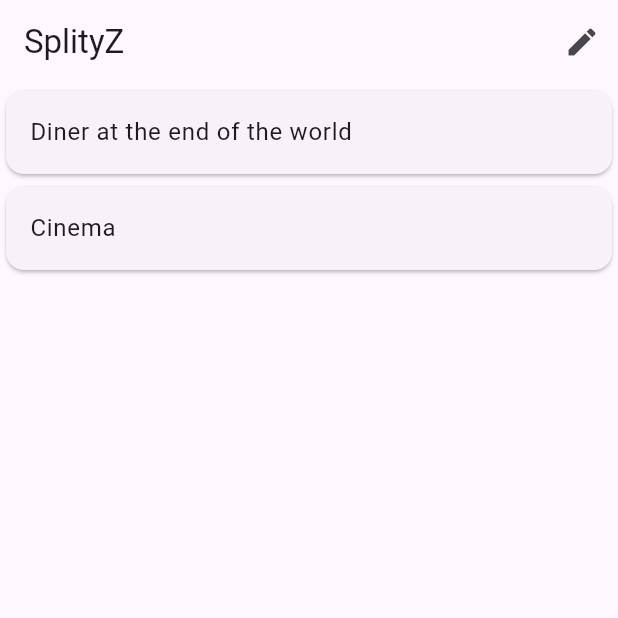
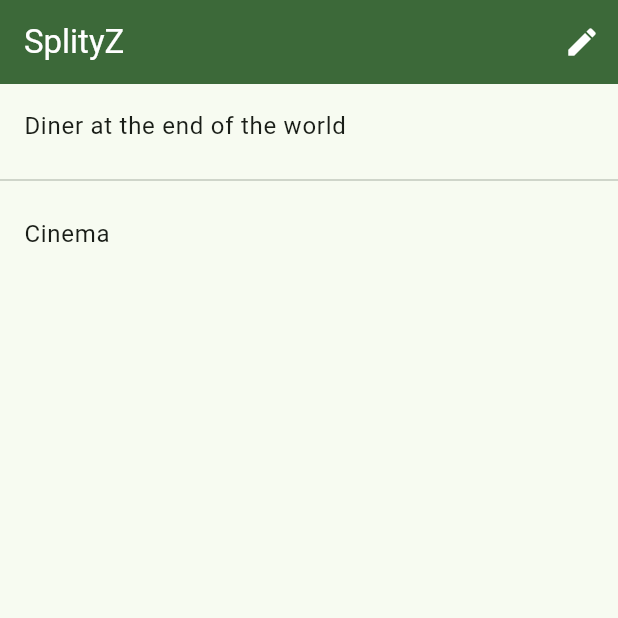
Before and after one commit to morphet81/splity-z, a Flutter app: the screen it shows after launch, on a phone screen of 412 x 824 dp, the top half of it. Run offline on Flutter 3.47's test engine with Material 3 defaults, Android fonts, the phone set to English and light mode, and no system bars; our stand-ins replace equatable, flutter_bloc, go_router, google_fonts; generated files the repository leaves out were written again.

Commit message:
Improve the look n feel on list page

```diff
--- a/lib/app.dart
+++ b/lib/app.dart
@@ -25,7 +25,10 @@ class App extends StatelessWidget {
         Locale('fr'),
       ],
       theme: ThemeData(
-        colorScheme: ColorScheme.fromSeed(seedColor: Colors.deepPurple),
+        colorScheme: ColorScheme.fromSeed(
+          seedColor: Colors.green.shade800,
+          // brightness: Brightness.dark,
+        ),
         useMaterial3: true,
         textTheme: TextTheme(
           displayLarge: const TextStyle(
@@ -55,7 +58,8 @@ class App extends StatelessWidget {
             path: '/split/:splitId',
             builder: (context, state) {
               String? paramSplitId = state.pathParameters['splitId'];
-              int? splitId = paramSplitId != null ? int.parse(paramSplitId) : null;
+              int? splitId =
+                  paramSplitId != null ? int.parse(paramSplitId) : null;
 
               if (splitId == null) {
                 return const ErrorPage();
--- a/lib/splits/view/splits_list.dart
+++ b/lib/splits/view/splits_list.dart
@@ -18,12 +18,15 @@ class _SplitsListState extends State<SplitsList> {
     return BlocBuilder<SplitBloc, SplitState>(
       builder: (context, state) {
         return Center(
-          child: ListView.builder(
+          child: ListView.separated(
             itemBuilder: (context, index) {
               return SplitsListItem(
                 isInEditMode: widget.isInEditMode,
                 split: state.splits[index],
               );
+            },
+            separatorBuilder: (context, index) {
+              return Divider();
             },
             itemCount: state.splits.length,
           ),
--- a/lib/splits/view/splits_page.dart
+++ b/lib/splits/view/splits_page.dart
@@ -24,10 +24,17 @@ class _SplitsListState extends State<SplitsPage> {
   Widget build(BuildContext context) {
     return Scaffold(
       appBar: AppBar(
-        title: Text(AppLocalizations.of(context)!.appName),
+        title: Text(AppLocalizations.of(context)!.appName,
+            style: Theme.of(context).textTheme.titleLarge!.copyWith(
+                  color: Theme.of(context).colorScheme.onPrimary,
+                )),
+        backgroundColor: Theme.of(context).primaryColor,
         actions: [
           IconButton(
-            icon: Icon(_isInEditMode ? Icons.done : Icons.edit),
+            icon: Icon(
+              _isInEditMode ? Icons.done : Icons.edit,
+              color: Theme.of(context).colorScheme.onPrimary,
+            ),
             tooltip: 'Edit',
             onPressed: onEditButtonPressed,
           )
--- a/lib/splits/widgets/splits_list_item.dart
+++ b/lib/splits/widgets/splits_list_item.dart
@@ -6,7 +6,8 @@ import 'package:splity_z/splits/widgets/splits_list_item_card.dart';
 import 'package:splity_z/splits/widgets/splits_list_item_delete_button.dart';
 
 class SplitsListItem extends StatefulWidget {
-  const SplitsListItem({required this.isInEditMode, required this.split, super.key});
+  const SplitsListItem(
+      {required this.isInEditMode, required this.split, super.key});
 
   final splitz.Split split;
   final bool isInEditMode;
@@ -25,7 +26,8 @@ class _SplitsListItemState extends State<SplitsListItem> {
         ),
         child: Stack(children: [
           SplitsListItemDeleteButton(split: widget.split),
-          SplitsListItemCard(split: widget.split, isInEditMode: widget.isInEditMode),
+          SplitsListItemCard(
+              split: widget.split, isInEditMode: widget.isInEditMode),
         ]),
         onDismissed: (direction) {
           context.read<SplitBloc>().add(DeleteSplit(splitId: widget.split.id));
--- a/lib/splits/widgets/splits_list_item_card.dart
+++ b/lib/splits/widgets/splits_list_item_card.dart
@@ -5,7 +5,8 @@ import 'package:splity_z/splits/models/models.dart' as splitz;
 const slideValuePixels = 50.0;
 
 class SplitsListItemCard extends StatefulWidget {
-  const SplitsListItemCard({required this.split, required this.isInEditMode, super.key});
+  const SplitsListItemCard(
+      {required this.split, required this.isInEditMode, super.key});
 
   final splitz.Split split;
   final bool isInEditMode;
@@ -14,7 +15,8 @@ class SplitsListItemCard extends StatefulWidget {
   State<SplitsListItemCard> createState() => _SplitsListItemCardState();
 }
 
-class _SplitsListItemCardState extends State<SplitsListItemCard> with SingleTickerProviderStateMixin {
+class _SplitsListItemCardState extends State<SplitsListItemCard>
+    with SingleTickerProviderStateMixin {
   late final AnimationController _controller = AnimationController(
     duration: const Duration(milliseconds: 350),
     vsync: this,
@@ -25,7 +27,8 @@ class _SplitsListItemCardState extends State<SplitsListItemCard> with SingleTick
     final slideValue = slideValuePixels / MediaQuery.of(context).size.width;
 
     final Animation<Offset> offsetAnimation =
-        Tween<Offset>(begin: Offset.zero, end: Offset(slideValue, 0.0)).animate(CurvedAnimation(
+        Tween<Offset>(begin: Offset.zero, end: Offset(slideValue, 0.0))
+            .animate(CurvedAnimation(
       parent: _controller,
       curve: widget.isInEditMode ? Curves.fastOutSlowIn : Curves.fastOutSlowIn,
     ));
@@ -39,7 +42,8 @@ class _SplitsListItemCardState extends State<SplitsListItemCard> with SingleTick
     return SlideTransition(
       position: offsetAnimation,
       child: GestureDetector(
-        child: Card(
+        child: Container(
+          color: Theme.of(context).cardColor,
           child: ListTile(
             title: Text(widget.split.name),
           ),
```
